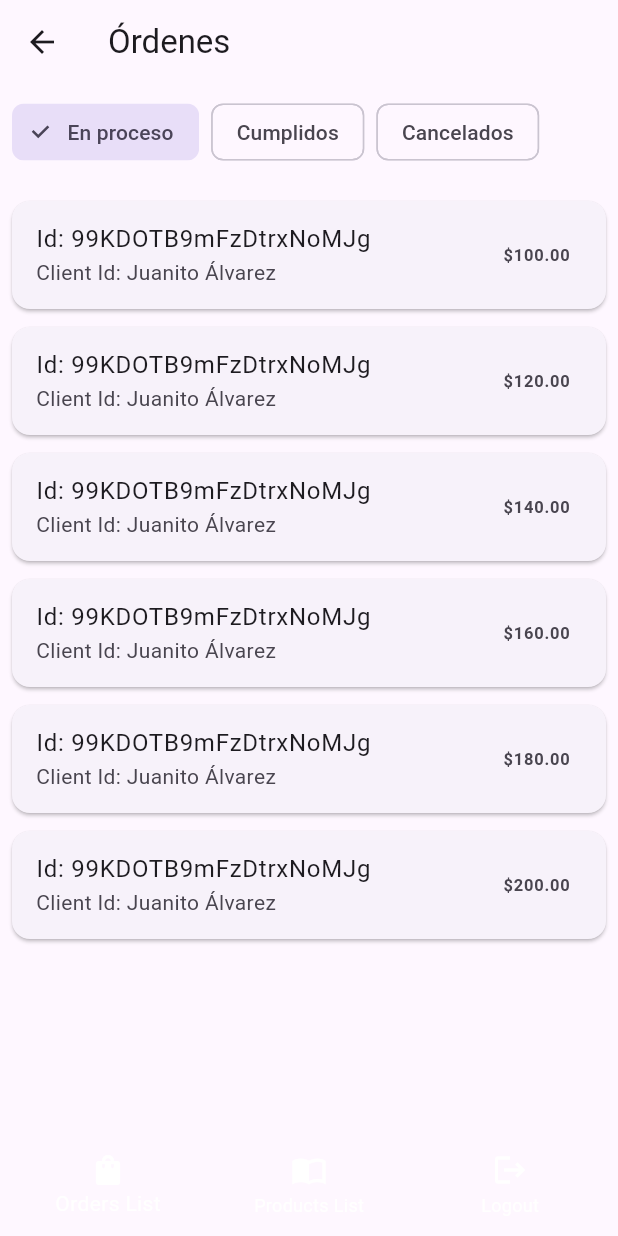
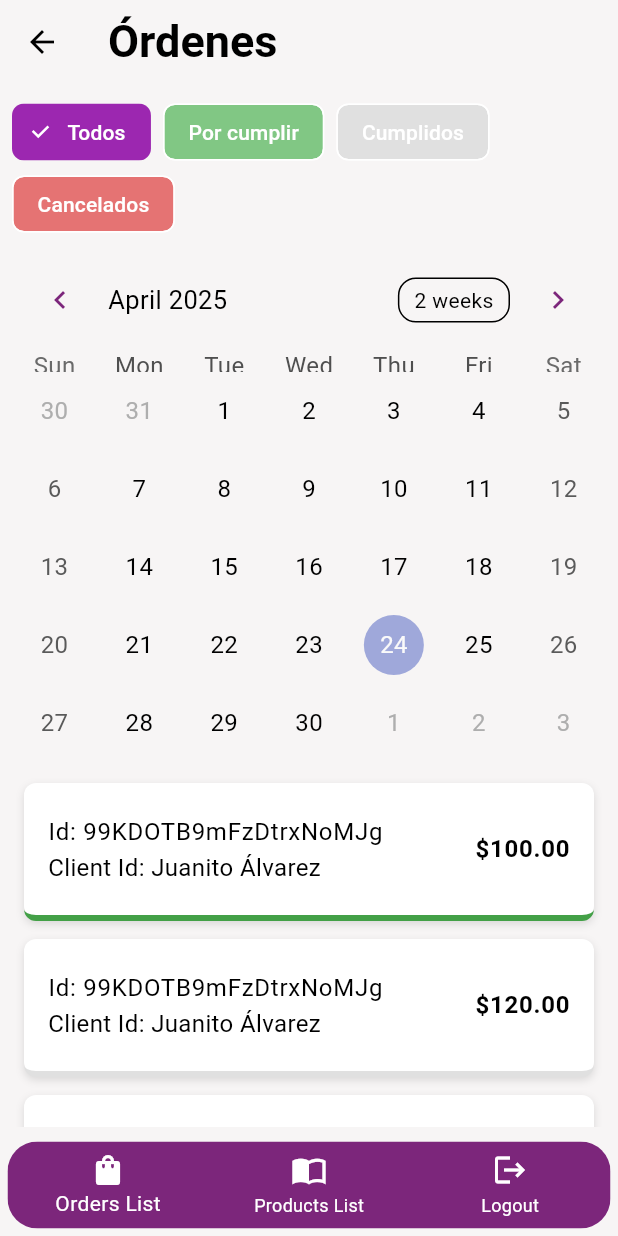
Before and after one commit to Alfred024/Prac-3-Flutter, a Flutter app: the OrdersScreen screen opened directly, on a phone screen of 412 x 824 dp. Run offline on Flutter 3.47's test engine with Material 3 defaults, Android fonts, the phone set to English and light mode, and no system bars; drawn by our look-alikes of table_calendar; our stand-ins replace firebase_core; accounts and stored records are empty.

Commit message:
UI demo of screens Products and Orders

```diff
--- a/lib/config/router/routes.dart
+++ b/lib/config/router/routes.dart
@@ -5,8 +5,10 @@ class Routes {
   // static const login = '/login';
   // static const register = '/register';
 
-  static const splash = '/';
-  static const products = '/products';
+  // static const splash = '/';
+  static const orders = '/orders';
+  // static const products = '/products';
+  static const products = '/';
   static const updateProduct = '/update_product';
   static const registerProduct = '/register_product';
 
@@ -16,10 +18,12 @@ class Routes {
     }
 
     switch (settings.name) {
-      case splash:
-        return buildRoute(const SplashScreen());
+      // case splash:
+      //   return buildRoute(const SplashScreen());
+      case orders:
+        return buildRoute(const OrdersScreen());
       case products:
-        return buildRoute(const ProductScreen());
+        return buildRoute(const ProductsScreen());
       case updateProduct:
         return buildRoute(const UpdateProductScreen());
       case registerProduct:
--- /dev/null
+++ b/lib/config/theme/app_theme.dart
@@ -0,0 +1,71 @@
+import 'package:flutter/material.dart';
+
+class AppTheme {
+  final colorLightAppScheme = const ColorScheme(
+    brightness: Brightness.light,
+    primary: Color.fromARGB(255, 124, 38, 123),
+    onPrimary: Colors.white,
+    secondary: Color.fromARGB(255, 255, 126, 126),
+    onSecondary: Colors.white,
+    error: Colors.redAccent,
+    onError: Colors.yellow,
+    background: Color.fromARGB(255, 255, 255, 255),
+    onBackground: Colors.white,
+    surface: Color.fromARGB(255, 247, 245, 245),
+    onSurface: Colors.black,
+  );
+
+  final appTextTheme = TextTheme(
+    //Títulos
+    titleLarge: TextStyle(
+      fontSize: 30,
+      color: Colors.black,
+      fontWeight: FontWeight.w700,
+    ),
+    titleMedium: TextStyle(
+      fontSize: 18,
+      color: Colors.black,
+      fontWeight: FontWeight.w500,
+    ),
+    titleSmall: TextStyle(
+      fontSize: 16,
+      color: Colors.black,
+      fontWeight: FontWeight.w500,
+    ),
+
+    //Texto en pantalla
+    bodyMedium: TextStyle(fontSize: 16, color: Colors.black),
+    bodySmall: TextStyle(fontSize: 16, color: Colors.white),
+
+    //Etiquetas o textos breves
+    labelSmall: TextStyle(
+      fontSize: 16,
+      fontWeight: FontWeight.w400,
+      color: Colors.grey[500],
+    ),
+    labelMedium: TextStyle(
+      fontSize: 18,
+      fontWeight: FontWeight.w600,
+      color: Colors.black,
+    ),
+  );
+
+  final iconTheme = const IconThemeData(
+    color: Color.fromARGB(255, 124, 38, 123),
+  );
+
+  final appFilledButtonTheme = const ButtonThemeData();
+  final appOutlinedButtonTheme = OutlinedButtonThemeData(
+    style: OutlinedButton.styleFrom(
+      side: const BorderSide(color: Color.fromARGB(255, 124, 38, 123)),
+    ),
+  );
+
+  ThemeData getTheme() => ThemeData(
+    useMaterial3: true,
+    colorScheme: colorLightAppScheme,
+    textTheme: appTextTheme,
+    outlinedButtonTheme: appOutlinedButtonTheme,
+    iconTheme: iconTheme,
+  );
+}
--- a/lib/presentation/screens/orders.dart
+++ b/lib/presentation/screens/orders.dart
@@ -24,7 +24,37 @@ class _OrdersScreenState extends State<OrdersScreen> {
     return _events[DateTime(day.year, day.month, day.day)] ?? [];
   }
 
-  final orderStatus = ['En proceso', 'Cumplidos', 'Cancelados'];
+  Color _statusColor(String status) {
+    switch (status) {
+      case 'Todos':
+        return Colors.purple;
+      case 'Por cumplir':
+        return Colors.green.shade300;
+      case 'Cancelados':
+        return Colors.red.shade300;
+      case 'Cumplidos':
+        return Colors.grey.shade300;
+      default:
+        return Colors.blue;
+    }
+  }
+
+  Color _statusColorSelected(String status) {
+    switch (status) {
+      case 'Todos':
+        return Colors.purple;
+      case 'Por cumplir':
+        return Colors.green.shade600;
+      case 'Cancelados':
+        return Colors.red.shade600;
+      case 'Cumplidos':
+        return Colors.grey.shade300;
+      default:
+        return Colors.blue;
+    }
+  }
+
+  final orderStatus = ['Todos', 'Por cumplir', 'Cumplidos', 'Cancelados'];
 
   @override
   Widget build(BuildContext context) {
@@ -37,10 +67,19 @@ class _OrdersScreenState extends State<OrdersScreen> {
             child: Padding(
               padding: const EdgeInsets.all(8.0),
               child: Wrap(
+                // alignment: WrapAlignment.center,
+                // crossAxisAlignment: WrapCrossAlignment.center,
                 spacing: 8,
-                children: List.generate(orderStatus.length, (i) {
+                children: List.generate(growable: true, orderStatus.length, (
+                  i,
+                ) {
                   return ChoiceChip(
-                    label: Text(orderStatus[i]),
+                    backgroundColor: _statusColor(orderStatus[i]),
+                    selectedColor: _statusColorSelected(orderStatus[i]),
+                    label: Text(
+                      orderStatus[i],
+                      style: TextStyle(color: Colors.white),
+                    ),
                     selected: _selectedFilter == i,
                     onSelected: (_) => setState(() => _selectedFilter = i),
                   );
@@ -49,27 +88,27 @@ class _OrdersScreenState extends State<OrdersScreen> {
             ),
           ),
 
-          // SliverToBoxAdapter(
-          //   child: Padding(
-          //     padding: const EdgeInsets.symmetric(horizontal: 8.0),
-          //     child: TableCalendar<String>(
-          //       firstDay: DateTime.utc(2020, 1, 1),
-          //       lastDay: DateTime.utc(2030, 12, 31),
-          //       focusedDay: _focusedDay,
-          //       selectedDayPredicate: (day) => isSameDay(_selectedDay, day),
-          //       eventLoader: _getEventsForDay,
-          //       calendarStyle: CalendarStyle(
-          //         markerDecoration: BoxDecoration(shape: BoxShape.circle),
-          //       ),
-          //       onDaySelected: (selectedDay, focusedDay) {
-          //         setState(() {
-          //           _selectedDay = selectedDay;
-          //           _focusedDay = focusedDay;
-          //         });
-          //       },
-          //     ),
-          //   ),
-          // ),
+          SliverToBoxAdapter(
+            child: Padding(
+              padding: const EdgeInsets.symmetric(horizontal: 8.0),
+              child: TableCalendar<String>(
+                firstDay: DateTime.utc(2020, 1, 1),
+                lastDay: DateTime.utc(2030, 12, 31),
+                focusedDay: _focusedDay,
+                selectedDayPredicate: (day) => isSameDay(_selectedDay, day),
+                eventLoader: _getEventsForDay,
+                calendarStyle: CalendarStyle(
+                  markerDecoration: BoxDecoration(shape: BoxShape.circle),
+                ),
+                onDaySelected: (selectedDay, focusedDay) {
+                  setState(() {
+                    _selectedDay = selectedDay;
+                    _focusedDay = focusedDay;
+                  });
+                },
+              ),
+            ),
+          ),
           SliverPadding(
             padding: const EdgeInsets.all(8.0),
             sliver: SliverList(
--- a/lib/presentation/widgets/order_item.dart
+++ b/lib/presentation/widgets/order_item.dart
@@ -29,10 +29,25 @@ class OrderItem extends StatelessWidget {
 
   @override
   Widget build(BuildContext context) {
-    return Card(
-      margin: const EdgeInsets.symmetric(vertical: 6),
+    final borderColor = _statusColor(status);
+
+    return Container(
+      margin: const EdgeInsets.symmetric(vertical: 6, horizontal: 8),
+      decoration: BoxDecoration(
+        color: Colors.white,
+        border: Border(bottom: BorderSide(color: borderColor, width: 4)),
+        borderRadius: BorderRadius.circular(8),
+        boxShadow: [
+          BoxShadow(color: Colors.black12, blurRadius: 4, offset: Offset(0, 2)),
+        ],
+      ),
       child: ClipRRect(
+        borderRadius: BorderRadius.circular(8),
         child: ListTile(
+          contentPadding: const EdgeInsets.symmetric(
+            vertical: 8,
+            horizontal: 16,
+          ),
           title: Text('Id: $orderId'),
           subtitle: Text('Client Id: $clientName'),
           trailing: Text(
--- a/lib/presentation/widgets/widgets.dart
+++ b/lib/presentation/widgets/widgets.dart
@@ -1,2 +1,3 @@
+export 'package:services_management/presentation/widgets/product_item.dart';
 export 'package:services_management/presentation/widgets/order_item.dart';
 export 'package:services_management/presentation/widgets/custom_bottom_navigation_bar.dart';
```
Also changed, not shown: lib/main.dart (+6 -2 lines), lib/presentation/screens/products.dart (+133 -9 lines), lib/presentation/widgets/product_item.dart (added, +45 -0 lines), 1 other file.
